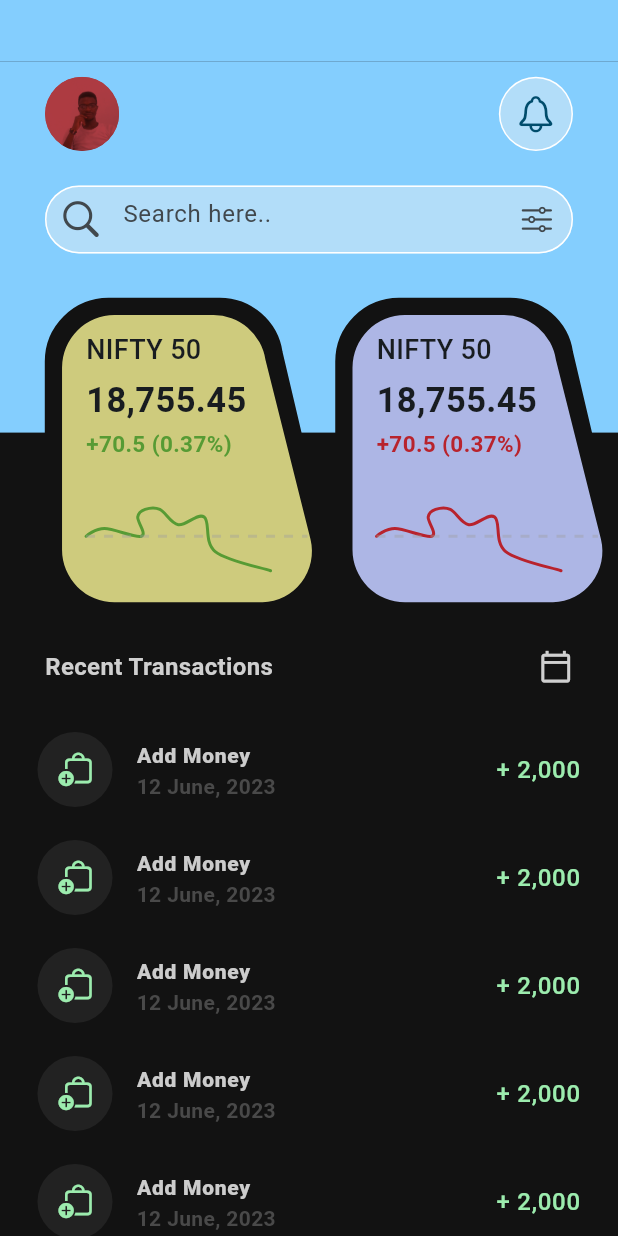
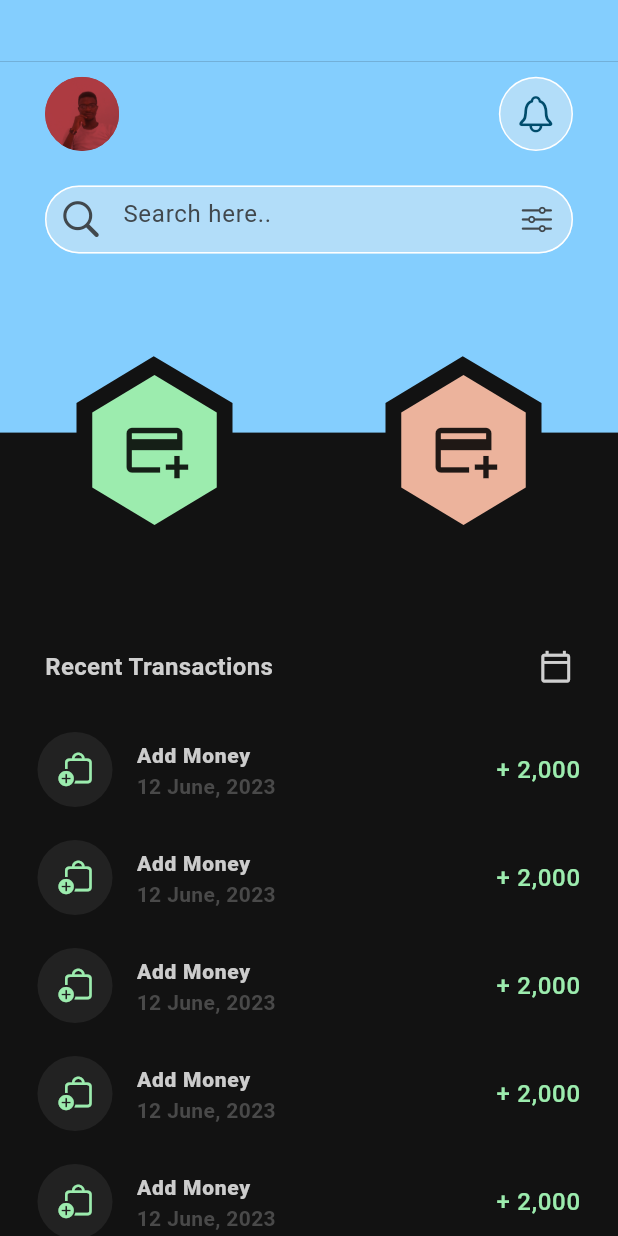
Before and after one commit to kenresoft/stockup_app, a Flutter app: the screen it shows after launch, on a phone screen of 412 x 824 dp. Run offline on Flutter 3.47's test engine with Material 3 defaults, Android fonts, the phone set to English and light mode, and no system bars; drawn by our look-alikes of fl_chart; missing offline and left inert: fontresoft.

Commit message:
Update funds.dart

```diff
--- a/lib/ui/funds.dart
+++ b/lib/ui/funds.dart
@@ -1,7 +1,6 @@
 import 'package:flutter/cupertino.dart';
 import 'package:flutter/material.dart';
-import 'package:stockup_app/plot/chart.dart';
-import 'package:stockup_app/shape/home_clip_1.dart';
+import 'package:stockup_app/shape/funds_clip.dart';
 import 'package:stockup_app/shape/home_clip_2.dart';
 
 class Funds extends StatefulWidget {
@@ -107,31 +106,17 @@ class _FundsState extends State<Funds> {
 
                   /// Dashboard Head
                   Positioned(
-                    width: width + 50,
-                    top: height * .2,
-                    // right: 5,
+                    width: width,
+                    top: height * .199,
                     height: height * .23,
-                    child: Padding(
-                      padding: const EdgeInsets.symmetric(horizontal: 0 /*30*/),
-                      child: Row(
-                        mainAxisSize: MainAxisSize.min,
-                        crossAxisAlignment: CrossAxisAlignment.center,
-                        mainAxisAlignment: MainAxisAlignment.center,
-                        children: [
-                          buildBoardA(
-                            context,
-                            const Color(0xffCECB7D),
-                            const Color(0xff579B34),
-                            ('NIFTY 50', '18,755.45', '+70.5 (0.37)'),
-                          ),
-                          buildBoardA(
-                            context,
-                            const Color(0xffADB6E5),
-                            const Color(0xffB8232D),
-                            ('NIFTY 50', '18,755.45', '+70.5 (0.37)'),
-                          ),
-                        ],
-                      ),
+                    child: Row(
+                      mainAxisSize: MainAxisSize.min,
+                      crossAxisAlignment: CrossAxisAlignment.center,
+                      mainAxisAlignment: MainAxisAlignment.spaceAround,
+                      children: [
+                        buildBoardA(const Color(0xff9CECAE)),
+                        buildBoardA(const Color(0xffECB39C)),
+                      ],
                     ),
                   ),
                 ],
@@ -148,7 +133,11 @@ class _FundsState extends State<Funds> {
                     'Recent Transactions',
                     style: TextStyle(color: Color(0xffCFCFCF), fontWeight: FontWeight.bold, fontSize: 16),
                   ),
-                  Icon(Icons.calendar_today_outlined, color: Color(0xffCFCFCF), size: 23,),
+                  Icon(
+                    Icons.calendar_today_outlined,
+                    color: Color(0xffCFCFCF),
+                    size: 23,
+                  ),
                 ],
               ),
             ),
@@ -263,44 +252,15 @@ class _FundsState extends State<Funds> {
     );
   }
 
-  Widget buildBoardA(BuildContext context, Color bgColor, Color textColor, (String, String, String) text) {
-    double width = MediaQuery.of(context).size.width;
-    double height = MediaQuery.of(context).size.height;
-    return CustomPaint(
-      //size: Size.fromWidth(width * 0.48),
-      size: Size((width * 0.48).log, (height * .23).log),
-      painter: HomeClip1(bgColor),
-      child: SizedBox(
-        width: width * .47,
-        height: height * .23,
-        child: Column(
-          crossAxisAlignment: CrossAxisAlignment.start,
-          children: [
-            SizedBox(height: height * .015),
-            const Padding(
-              padding: EdgeInsets.symmetric(horizontal: 20, vertical: 2),
-              child: Text('NIFTY 50', style: TextStyle(fontSize: 18, fontWeight: FontWeight.w500)),
-            ),
-            const Padding(
-              padding: EdgeInsets.symmetric(horizontal: 20, vertical: 2),
-              child: Text(
-                '18,755.45',
-                style: TextStyle(fontSize: 23, fontWeight: FontWeight.w700),
-              ),
-            ),
-            Padding(
-              padding: const EdgeInsets.symmetric(horizontal: 20, vertical: 0),
-              child: Text(
-                '+70.5 (0.37%)',
-                style: TextStyle(fontSize: 15, color: textColor, fontWeight: FontWeight.w600),
-              ),
-            ),
-            Padding(
-              padding: const EdgeInsets.only(right: 26, left: 20),
-              child: LinePlot(height: height * .09, color: textColor),
-            ),
-            //const SizedBox(height: 30),
-          ],
+  Widget buildBoardA(Color bgColor) {
+    return SizedBox(
+      width: 83,
+      height: 100,
+      child: CustomPaint(
+        painter: FundsClip(bgColor),
+        child: const Icon(
+          Icons.add_card,
+          size: 45,
         ),
       ),
     );
```
